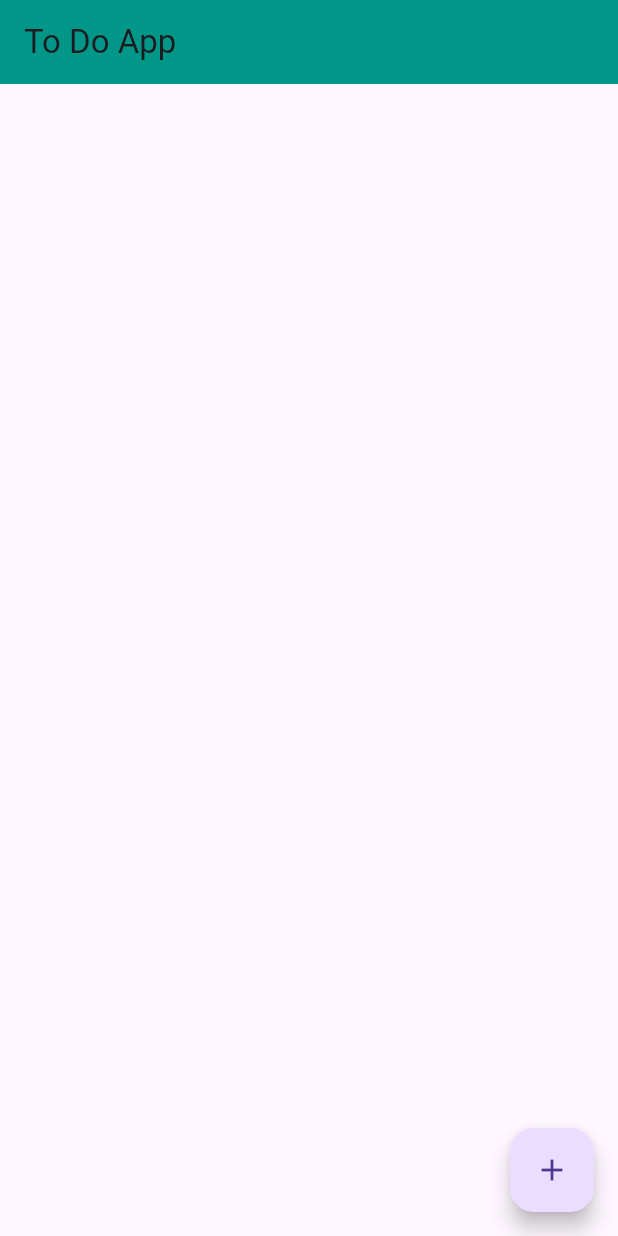
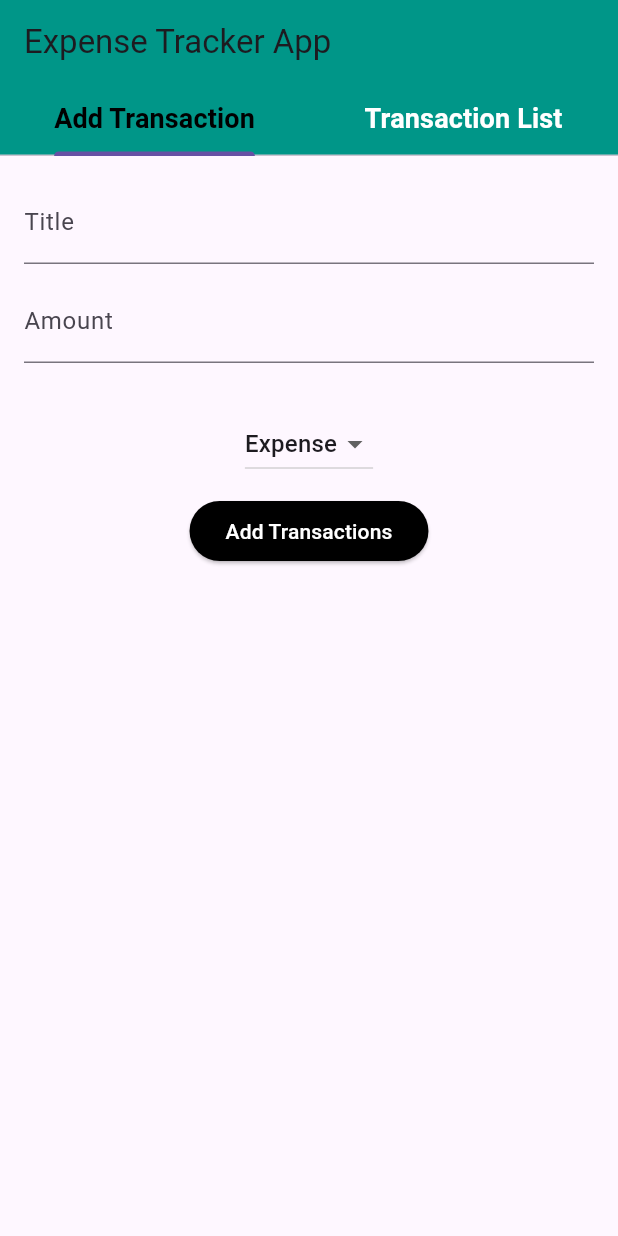
Before and after one commit to tanvirkhan00/flutter-practice, a Flutter app: the screen it shows after launch, on a phone screen of 412 x 824 dp. Run offline on Flutter 3.47's test engine with Material 3 defaults, Android fonts, the phone set to English and light mode, and no system bars.

Commit message:
practice Expense tracker app

```diff
--- a/lib/app.dart
+++ b/lib/app.dart
@@ -16,6 +16,7 @@ import 'Module_8/Module8_Stack.dart';
 import 'Module_8/Module8_class2.dart';
 import 'listView.dart';
 import 'Module_8/module8_class3.dart';
+import 'own_practice_project/expence_tracker_app.dart';
 
 class MyApp extends StatelessWidget {
   MyApp({super.key});
@@ -32,7 +33,7 @@ class MyApp extends StatelessWidget {
         ),
       ),
       title: 'This is my first project',
-      home: Todo_screen(),
+      home: ExpenseTrackerApp(),
       // initialRoute: '/MoneyManagementApp',
       // routes: {
       //   '/' : (context) => assignment1(),
--- /dev/null
+++ b/lib/own_practice_project/expence_tracker_app.dart
@@ -0,0 +1,148 @@
+import 'package:flutter/material.dart';
+
+class ExpenseTrackerApp extends StatefulWidget {
+  const ExpenseTrackerApp({super.key});
+
+  @override
+  State<ExpenseTrackerApp> createState() => _ExpenseTrackerAppState();
+}
+
+class _ExpenseTrackerAppState extends State<ExpenseTrackerApp> with SingleTickerProviderStateMixin {
+  late TabController _tabController;
+  List<Map<String, dynamic>> transactions =[]; //Store transactions data
+
+  TextEditingController _titleController = TextEditingController();
+  TextEditingController _amountController = TextEditingController();
+  String _selectedType = "Expense";
+
+  void _addTransactions() {
+    if(_titleController.text.isEmpty || _amountController.text.isEmpty) return ;
+
+    setState(() {
+      transactions.add({
+        "title": _titleController.text,
+        "amount" : double.tryParse(_amountController.text) ?? 0.00,
+        "type": _selectedType
+      });
+
+      //Clear filed after adding
+      _titleController.clear();
+      _amountController.clear();
+    });
+  }
+
+  //Calculate balance
+  double get balance {
+    double income= 0, expense= 0;
+    for (var t in transactions) {
+      if (t["type"] == "Income") {
+        income += t["amount"] ;
+      } else {
+        expense += t["amount"];
+      }
+    }
+    return income- expense;
+  }
+
+
+  @override
+  void initState() {
+    // TODO: implement initState
+    super.initState();
+    _tabController= TabController(length: 2, vsync: this);
+  }
+
+  @override
+  Widget build(BuildContext context) {
+    return Scaffold(
+      appBar: AppBar(
+        title: Text('Expense Tracker App'),
+        bottom: TabBar(
+          labelColor: Colors.black,
+          labelStyle: TextStyle(
+            fontSize: 18,
+            fontWeight: FontWeight.w600
+          ),
+          unselectedLabelColor: Colors.white,
+          controller: _tabController,
+          tabs: [
+          Tab(text: 'Add Transaction',),
+          Tab(text: 'Transaction List',)
+        ],),
+      ),
+      body: TabBarView(
+        controller: _tabController,
+        children: [
+          Form(
+              child:Padding(
+                padding: const EdgeInsets.all(16),
+                child: Column(
+                  spacing: 10,
+                  children: [
+                    TextFormField(
+                      controller: _titleController,
+                      decoration: InputDecoration(
+                        labelText: 'Title',
+                      ),
+
+                    ),
+                    TextFormField(
+                      controller: _amountController,
+                      keyboardType: TextInputType.number,
+                      decoration: InputDecoration(
+                          labelText: 'Amount'
+                      ),
+                    ),
+                    SizedBox(
+                      height: 10,
+                    ),
+                    DropdownButton <String>(
+                        value: _selectedType,
+                        items: ["Expense", "Income"].map((String value){
+                          return DropdownMenuItem(
+                            value: value,
+                            child: Text(value),
+                          );
+                        }).toList(),
+                        onChanged: (val){
+                          setState(() {
+                            _selectedType =val! ;
+                          });
+                        }),
+                    ElevatedButton(onPressed: _addTransactions,
+                        style: ElevatedButton.styleFrom(
+                          backgroundColor: Colors.black,
+                          foregroundColor: Colors.white,
+                        ),
+                        child: Text('Add Transactions'))
+                  ],
+                ),
+              )
+          ),
+          Column(
+            children: [
+              Text("Balance: \$${balance.toStringAsFixed(2)}", style: TextStyle(
+                fontSize: 20,
+                fontWeight: FontWeight.w600
+              ),),
+              Expanded(
+                child: ListView.builder(
+                    itemCount: transactions.length,
+                    itemBuilder: (context, index){
+                      final t = transactions[index];
+                      return ListTile(
+                        title: Text(t['title']),
+                        subtitle: Text("\$${t["amount"].toStringAsFixed(2)}"),
+                        trailing: Text(t["type"], style: TextStyle(
+                          color: t["type"]=="Income" ? Colors.green : Colors.red
+                        ),),
+                      );
+                    }),
+              )
+            ],
+          )
+        ],
+      )
+    );
+  }
+}
```
